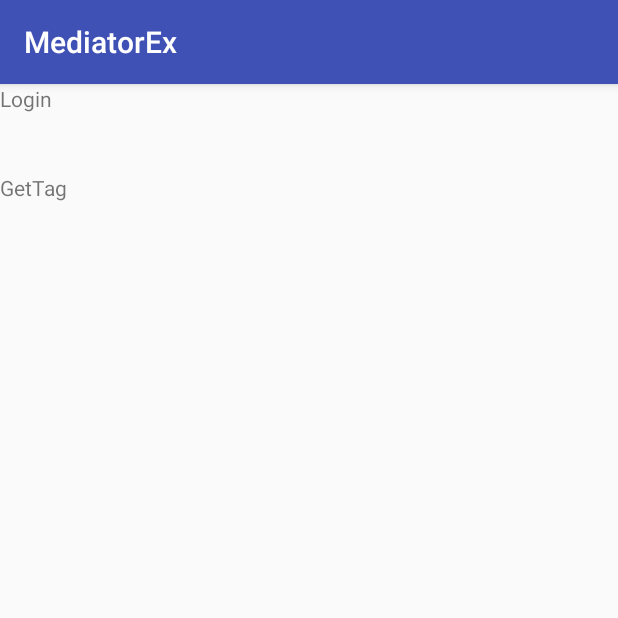
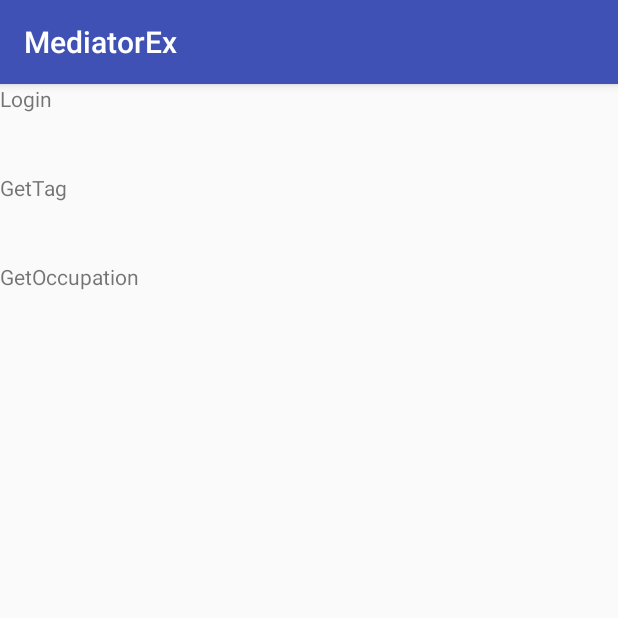
Before and after one commit to ivotai/MediatorEx, an Android app: the screen it shows after launch (MainActivity), on a phone screen of 412 x 824 dp, the top half of it. Run offline under Robolectric (Android 15) with nearby library versions, the phone set to English and light mode, and no system bars; our stand-ins replace Dagger/Hilt's generated code, RxJava; libraries missing offline, so code that uses them is left out: cn.jpush.im, com.blankj.utilcode, com.facebook.stetho; 7 statements that could not run were skipped.

Commit message:
测试接口: 1. getTags 2. getOccupations

```diff
--- /dev/null
+++ b/app/src/main/java/com/unicorn/mediatorex/NetworkResponse.kt
@@ -0,0 +1,3 @@
+package com.unicorn.mediatorex
+
+class NetworkResponse<out T>(val code: Int, val msg: String, val data: T? = null)
--- a/app/src/main/java/com/unicorn/mediatorex/Response.kt
+++ /dev/null
@@ -1,3 +0,0 @@
-package com.unicorn.mediatorex
-
-class Response<out T>(val code: Int, val msg: String, val data: T)
--- a/app/src/main/java/com/unicorn/mediatorex/dagger2/ConfigModule.kt
+++ b/app/src/main/java/com/unicorn/mediatorex/dagger2/ConfigModule.kt
@@ -11,6 +11,6 @@ class ConfigModule {
     @Singleton
     @Provides
     @Named(value = "baseUrl")
-    fun baseUrl() = "https://kjgk.natapp4.cc/"
+    fun baseUrl() = "https://kjgk.natapp4.cc/med/"
 
 }
--- /dev/null
+++ b/app/src/main/java/com/unicorn/mediatorex/model/Label.kt
@@ -0,0 +1,5 @@
+package com.unicorn.mediatorex.model
+
+import android.support.annotation.Size
+
+open class Label(@Size(36)val objectId:String, val name:String)
--- /dev/null
+++ b/app/src/main/java/com/unicorn/mediatorex/service/MediatorService.kt
@@ -0,0 +1,15 @@
+package com.unicorn.mediatorex.service
+
+import com.unicorn.mediatorex.model.Label
+import io.reactivex.Observable
+import retrofit2.http.GET
+
+interface MediatorService {
+
+    @GET("public/tags")
+    fun getTags(): Observable<List<Label>>
+
+    @GET("public/occupations")
+    fun getOccupations(): Observable<List<Label>>
+
+}
--- a/app/src/main/java/com/unicorn/mediatorex/UserService.kt
+++ b/app/src/main/java/com/unicorn/mediatorex/service/UserService.kt
@@ -1,29 +1,26 @@
-package com.unicorn.mediatorex
+package com.unicorn.mediatorex.service
 
+import com.unicorn.mediatorex.LoginResponse
+import com.unicorn.mediatorex.RegisterParam
 import io.reactivex.Observable
 import retrofit2.http.*
 
 
 interface UserService {
 
-    @GET("med/register/verifyCode")
+    @GET("register/verifyCode")
     fun getVerifyCode(@Query("phoneNo") phoneNo: String): Observable<String>
 
     @Headers("Content-Type: application/json")
-    @POST("med/register/mobile")
+    @POST("register/mobile")
     fun register(@Body registerParam: RegisterParam): Observable<Any>
 
     @FormUrlEncoded
-    @POST("med/login/default")
+    @POST("login/default")
     fun login(@Field("username") username: String, @Field("password") password: String): Observable<LoginResponse>
 
     @FormUrlEncoded
-    @POST("med/login/token")
+    @POST("login/token")
     fun loginByToken(@Field("token") token: String): Observable<LoginResponse>
 
-    @GET("med/api/v1/mediate/tag")
-    fun getTag(): Observable<Any>
-
-
-
 }
--- a/app/src/main/res/layout/activity_main.xml
+++ b/app/src/main/res/layout/activity_main.xml
@@ -18,5 +18,11 @@
         android:layout_height="wrap_content"
         android:text="GetTag" />
 
+    <TextView
+        android:layout_marginTop="40dp"
+        android:id="@+id/tvGetOccupation"
+        android:layout_width="wrap_content"
+        android:layout_height="wrap_content"
+        android:text="GetOccupation" />
 
 </LinearLayout>
```
Also changed, not shown: app/src/main/java/com/unicorn/mediatorex/MainActivity.kt (+27 -12 lines), app/src/main/java/com/unicorn/mediatorex/dagger2/NetworkModule.kt (+6 -1 lines), app/src/main/java/com/unicorn/mediatorex/description.txt (+0 -10 lines).
